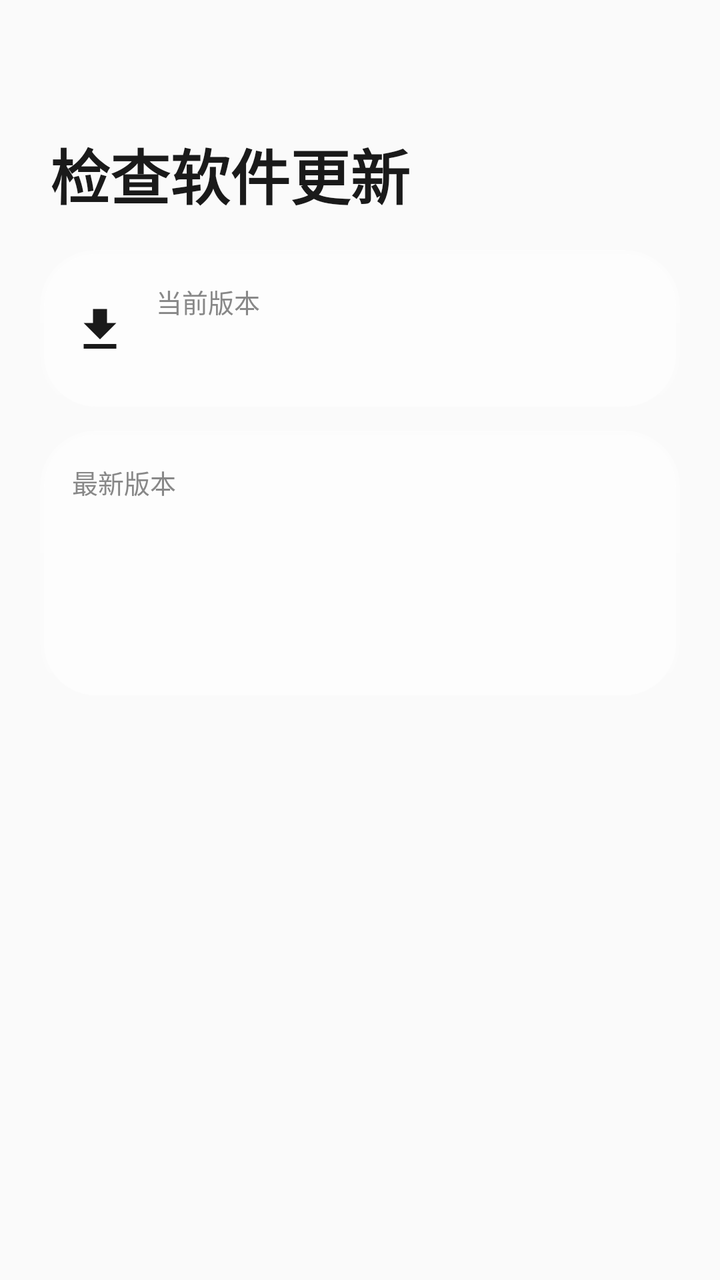
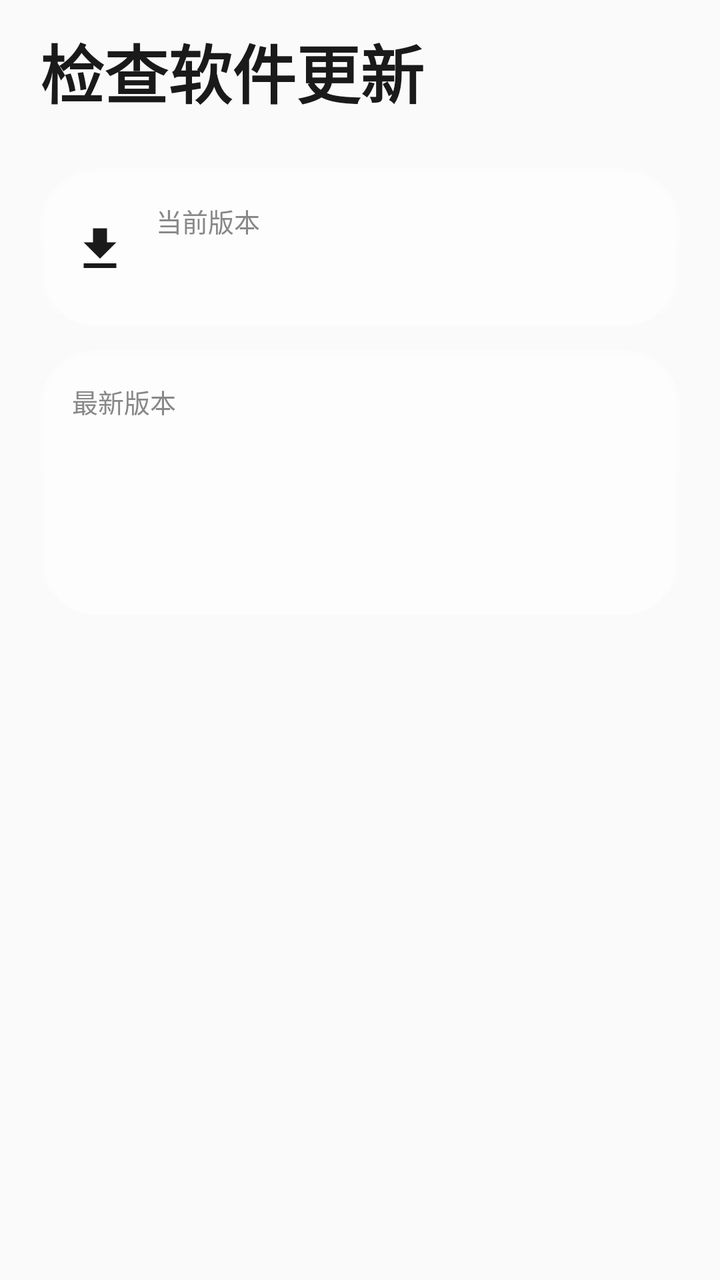

The first picture is an Android layout as it rendered before a commit; the second is the same layout after the commit. The layout source and the unified diff follow.
<!-- AndroidManifest.xml: activity theme Theme.AppCompat.Light.NoActionBar -->
<!-- res/layout/activity_check_update.xml -->
<?xml version="1.0" encoding="utf-8"?>
<FrameLayout xmlns:android="http://schemas.android.com/apk/res/android"
    xmlns:app="http://schemas.android.com/apk/res-auto"
    android:layout_width="match_parent"
    android:layout_height="match_parent"
    android:paddingTop="5dp">

    <ScrollView
        android:layout_width="match_parent"
        android:layout_height="match_parent"
        android:fillViewport="true"
        android:paddingBottom="90dp"
        android:scrollbars="none">

        <LinearLayout
            android:layout_width="match_parent"
            android:layout_height="wrap_content"
            android:layout_marginTop="100dp"
            android:orientation="vertical"
            android:padding="20dp">

            
            <LinearLayout
                android:layout_width="match_parent"
                android:layout_height="wrap_content"
                android:background="@drawable/card_background"
                android:clipToOutline="true"
                android:gravity="center_vertical"
                android:orientation="horizontal"
                android:padding="16dp"
                android:tag="blue_card">

                <ImageView
                    android:layout_width="28dp"
                    android:layout_height="28dp"
                    android:contentDescription="@null"
                    android:src="@drawable/ic_check_update"
                    app:tint="@color/text_primary" />

                <LinearLayout
                    android:layout_width="0dp"
                    android:layout_height="wrap_content"
                    android:layout_marginStart="14dp"
                    android:layout_weight="1"
                    android:orientation="vertical">

                    <TextView
                        android:layout_width="wrap_content"
                        android:layout_height="wrap_content"
                        android:text="当前版本"
                        android:textColor="@color/text_secondary"
                        android:textSize="13sp" />

                    <TextView
                        android:id="@+id/tv_current_version"
                        android:layout_width="wrap_content"
                        android:layout_height="wrap_content"
                        android:layout_marginTop="2dp"
                        android:textColor="@color/text_primary"
                        android:textSize="20sp"
                        android:textStyle="bold" />
                </LinearLayout>
            </LinearLayout>

            
            <LinearLayout
                android:layout_width="match_parent"
                android:layout_height="wrap_content"
                android:layout_marginTop="10dp"
                android:background="@drawable/card_background"
                android:clipToOutline="true"
                android:orientation="vertical"
                android:padding="16dp"
                android:tag="blue_card">

                <TextView
                    android:layout_width="wrap_content"
                    android:layout_height="wrap_content"
                    android:text="最新版本"
                    android:textColor="@color/text_secondary"
                    android:textSize="13sp" />

                <LinearLayout
                    android:layout_width="match_parent"
                    android:layout_height="wrap_content"
                    android:layout_marginTop="6dp"
                    android:gravity="center_vertical"
                    android:orientation="horizontal">

                    <TextView
                        android:id="@+id/tv_latest_version"
                        android:layout_width="wrap_content"
                        android:layout_height="wrap_content"
                        android:textColor="@color/text_primary"
                        android:textSize="20sp"
                        android:textStyle="bold" />

                    <ProgressBar
                        android:id="@+id/progress_bar"
                        android:layout_width="22dp"
                        android:layout_height="22dp"
                        android:layout_marginStart="10dp"
                        android:visibility="gone" />
                </LinearLayout>

                <TextView
                    android:id="@+id/tv_latest_time"
                    android:layout_width="wrap_content"
                    android:layout_height="wrap_content"
                    android:layout_marginTop="2dp"
                    android:textColor="@color/text_secondary"
                    android:textSize="13sp" />

                <TextView
                    android:id="@+id/tv_status_text"
                    android:layout_width="wrap_content"
                    android:layout_height="wrap_content"
                    android:layout_marginTop="10dp"
                    android:textColor="@color/text_primary"
                    android:textSize="15sp"
                    android:textStyle="bold" />

                <Button
                    android:id="@+id/btn_retry"
                    android:layout_width="wrap_content"
                    android:layout_height="40dp"
                    android:layout_marginTop="8dp"
                    android:background="@drawable/bg_btn_gray"
                    android:text="重试"
                    android:textColor="@color/text_primary"
                    android:textSize="14sp"
                    android:visibility="gone" />
            </LinearLayout>

            
            <LinearLayout
                android:id="@+id/update_info_card"
                android:layout_width="match_parent"
                android:layout_height="wrap_content"
                android:layout_marginTop="10dp"
                android:background="@drawable/card_background"
                android:clipToOutline="true"
                android:orientation="vertical"
                android:padding="16dp"
                android:tag="blue_card"
                android:visibility="gone">

                <TextView
                    android:layout_width="wrap_content"
                    android:layout_height="wrap_content"
                    android:text="更新内容"
                    android:textColor="@color/text_secondary"
                    android:textSize="13sp" />

                <TextView
                    android:id="@+id/tv_update_info"
                    android:layout_width="match_parent"
                    android:layout_height="wrap_content"
                    android:layout_marginTop="6dp"
                    android:lineSpacingExtra="3dp"
                    android:textColor="@color/text_primary"
                    android:textSize="14sp" />
            </LinearLayout>

        </LinearLayout>
    </ScrollView>

    
    <Button
        android:id="@+id/btn_download"
        android:layout_width="match_parent"
        android:layout_height="52dp"
        android:layout_gravity="bottom|center_horizontal"
        android:layout_margin="20dp"
        android:background="@drawable/bg_download_btn"
        android:text="下载更新"
        android:textColor="@android:color/white"
        android:textSize="16sp"
        android:textStyle="bold"
        android:visibility="gone" />

    
    <TextView
        android:layout_width="wrap_content"
        android:layout_height="wrap_content"
        android:layout_gravity="top|left"
        android:layout_marginLeft="25dp"
        android:layout_marginTop="60dp"
        android:text="检查软件更新"
        android:textColor="@color/text_primary"
        android:textSize="30sp"
        android:textStyle="bold" />

</FrameLayout>
<!-- resources referenced by this layout -->
<resources>
  <color name="text_primary">#1A1A1A</color>
  <color name="text_secondary">#888888</color>
  <!-- drawable bg_btn_gray (drawable) -->
  <?xml version="1.0" encoding="utf-8"?>
  <shape xmlns:android="http://schemas.android.com/apk/res/android"
      android:shape="rectangle">
      <corners android:radius="20dp" />
      <solid android:color="#E8EAED" />
  </shape>
  <!-- drawable bg_download_btn (drawable) -->
  <?xml version="1.0" encoding="utf-8"?>
  <shape xmlns:android="http://schemas.android.com/apk/res/android"
      android:shape="rectangle">
      <corners android:radius="26dp" />
      <solid android:color="@color/btn_silent" />
  </shape>
  <!-- drawable card_background (drawable) -->
  <?xml version="1.0" encoding="utf-8"?>
  <layer-list xmlns:android="http://schemas.android.com/apk/res/android">
  
      
      <item>
          <shape android:shape="rectangle">
              <corners android:radius="28dp"/>
              
              <gradient
                  android:angle="270"
                  android:startColor="#80FFFFFF"
                  android:endColor="#20FFFFFF"
                  android:type="linear"/>
          </shape>
      </item>
  
      
      
      <item
          android:bottom="2dp"
          android:left="2dp"
          android:right="2dp"
          android:top="2dp">
          <shape android:shape="rectangle">
              <corners android:radius="26dp"/>
              
              <solid android:color="@color/card_bg_blur"/>
          </shape>
      </item>
  
  </layer-list>
  <!-- drawable ic_check_update (drawable) -->
  <vector xmlns:android="http://schemas.android.com/apk/res/android"
      android:width="24dp"
      android:height="24dp"
      android:viewportWidth="24"
      android:viewportHeight="24">
      <path
          android:fillColor="#FF000000"
          android:pathData="M5,20h14v-2H5V20zM19,9h-4V3H9v6H5l7,7L19,9z" />
  </vector>
  <color name="btn_silent">#2288FF</color>
  <color name="card_bg_blur">#99FFFFFF</color>
</resources>

<!-- the commit's change to res/layout/activity_check_update.xml (unified diff, before → after) -->
@@ -3,192 +3,209 @@
     xmlns:app="http://schemas.android.com/apk/res-auto"
     android:layout_width="match_parent"
     android:layout_height="match_parent"
-    android:paddingTop="5dp">
-
-    <ScrollView
+    android:fitsSystemWindows="true">
+
+    <LinearLayout
         android:layout_width="match_parent"
         android:layout_height="match_parent"
-        android:fillViewport="true"
-        android:paddingBottom="90dp"
-        android:scrollbars="none">
-
+        android:orientation="vertical">
+
+        
         <LinearLayout
             android:layout_width="match_parent"
             android:layout_height="wrap_content"
-            android:layout_marginTop="100dp"
             android:orientation="vertical"
-            android:padding="20dp">
-
-            
+            android:paddingHorizontal="20dp"
+            android:paddingTop="12dp"
+            android:paddingBottom="6dp">
+
+            <TextView
+                android:layout_width="match_parent"
+                android:layout_height="wrap_content"
+                android:text="检查软件更新"
+                android:textColor="@color/text_primary"
+                android:textSize="32sp"
+                android:textStyle="bold" />
+        </LinearLayout>
+
+        <ScrollView
+            android:layout_width="match_parent"
+            android:layout_height="0dp"
+            android:layout_weight="1"
+            android:fillViewport="true"
+            android:scrollbars="none"
+            android:clipToPadding="false"
+            android:paddingBottom="120dp">
+
             <LinearLayout
                 android:layout_width="match_parent"
                 android:layout_height="wrap_content"
-                android:background="@drawable/card_background"
-                android:clipToOutline="true"
-                android:gravity="center_vertical"
-                android:orientation="horizontal"
-                android:padding="16dp"
-                android:tag="blue_card">
-
-                <ImageView
-                    android:layout_width="28dp"
-                    android:layout_height="28dp"
-                    android:contentDescription="@null"
-                    android:src="@drawable/ic_check_update"
-                    app:tint="@color/text_primary" />
-
-                <LinearLayout
-                    android:layout_width="0dp"
-                    android:layout_height="wrap_content"
-                    android:layout_marginStart="14dp"
-                    android:layout_weight="1"
-                    android:orientation="vertical">
-
-                    <TextView
-                        android:layout_width="wrap_content"
-                        android:layout_height="wrap_content"
-                        android:text="当前版本"
-                        android:textColor="@color/text_secondary"
-                        android:textSize="13sp" />
-
-                    <TextView
-                        android:id="@+id/tv_current_version"
-                        android:layout_width="wrap_content"
-                        android:layout_height="wrap_content"
-                        android:layout_marginTop="2dp"
-                        android:textColor="@color/text_primary"
-                        android:textSize="20sp"
-                        android:textStyle="bold" />
-                </LinearLayout>
-            </LinearLayout>
-
-            
-            <LinearLayout
-                android:layout_width="match_parent"
-                android:layout_height="wrap_content"
-                android:layout_marginTop="10dp"
-                android:background="@drawable/card_background"
-                android:clipToOutline="true"
                 android:orientation="vertical"
-                android:padding="16dp"
-                android:tag="blue_card">
-
-                <TextView
-                    android:layout_width="wrap_content"
-                    android:layout_height="wrap_content"
-                    android:text="最新版本"
-                    android:textColor="@color/text_secondary"
-                    android:textSize="13sp" />
-
+                android:padding="20dp">
+
+                
                 <LinearLayout
                     android:layout_width="match_parent"
                     android:layout_height="wrap_content"
-                    android:layout_marginTop="6dp"
+                    android:background="@drawable/card_background"
+                    android:clipToOutline="true"
                     android:gravity="center_vertical"
-                    android:orientation="horizontal">
-
-                    <TextView
-                        android:id="@+id/tv_latest_version"
-                        android:layout_width="wrap_content"
-                        android:layout_height="wrap_content"
+                    android:orientation="horizontal"
+                    android:padding="16dp"
+                    android:tag="blue_card">
+
+                    <ImageView
+                        android:layout_width="28dp"
+                        android:layout_height="28dp"
+                        android:contentDescription="@null"
+                        android:src="@drawable/ic_check_update"
+                        app:tint="@color/text_primary" />
+
+                    <LinearLayout
+                        android:layout_width="0dp"
+                        android:layout_height="wrap_content"
+                        android:layout_marginStart="14dp"
+                        android:layout_weight="1"
+                        android:orientation="vertical">
+
+                        <TextView
+                            android:layout_width="wrap_content"
+                            android:layout_height="wrap_content"
+                            android:text="当前版本"
+                            android:textColor="@color/text_secondary"
+                            android:textSize="13sp" />
+
+                        <TextView
+                            android:id="@+id/tv_current_version"
+                            android:layout_width="wrap_content"
+                            android:layout_height="wrap_content"
+                            android:layout_marginTop="2dp"
+                            android:textColor="@color/text_primary"
+                            android:textSize="20sp"
+                            android:textStyle="bold" />
+                    </LinearLayout>
+                </LinearLayout>
+
+                
+                <LinearLayout
+                    android:layout_width="match_parent"
+                    android:layout_height="wrap_content"
+                    android:layout_marginTop="10dp"
+                    android:background="@drawable/card_background"
+                    android:clipToOutline="true"
+                    android:orientation="vertical"
+                    android:padding="16dp"
+                    android:tag="blue_card">
+
+                    <TextView
+                        android:layout_width="wrap_content"
+                        android:layout_height="wrap_content"
+                        android:text="最新版本"
+                        android:textColor="@color/text_secondary"
+                        android:textSize="13sp" />
+
+                    <LinearLayout
+                        android:layout_width="match_parent"
+                        android:layout_height="wrap_content"
+                        android:layout_marginTop="6dp"
+                        android:gravity="center_vertical"
+                        android:orientation="horizontal">
+
+                        <TextView
+                            android:id="@+id/tv_latest_version"
+                            android:layout_width="wrap_content"
+                            android:layout_height="wrap_content"
+                            android:textColor="@color/text_primary"
+                            android:textSize="20sp"
+                            android:textStyle="bold" />
+
+                        <ProgressBar
+                            android:id="@+id/progress_bar"
+                            android:layout_width="22dp"
+                            android:layout_height="22dp"
+                            android:layout_marginStart="10dp"
+                            android:visibility="gone" />
+                    </LinearLayout>
+
+                    <TextView
+                        android:id="@+id/tv_latest_time"
+                        android:layout_width="wrap_content"
+                        android:layout_height="wrap_content"
+                        android:layout_marginTop="2dp"
+                        android:textColor="@color/text_secondary"
+                        android:textSize="13sp" />
+
+                    <TextView
+                        android:id="@+id/tv_status_text"
+                        android:layout_width="wrap_content"
+                        android:layout_height="wrap_content"
+                        android:layout_marginTop="10dp"
                         android:textColor="@color/text_primary"
-                        android:textSize="20sp"
+                        android:textSize="15sp"
                         android:textStyle="bold" />
 
-                    <ProgressBar
-                        android:id="@+id/progress_bar"
-                        android:layout_width="22dp"
-                        android:layout_height="22dp"
-                        android:layout_marginStart="10dp"
+                    <Button
+                        android:id="@+id/btn_retry"
+                        android:layout_width="wrap_content"
+                        android:layout_height="40dp"
+                        android:layout_marginTop="8dp"
+                        android:background="@drawable/bg_btn_gray"
+                        android:text="重试"
+                        android:textColor="@color/text_primary"
+                        android:textSize="14sp"
                         android:visibility="gone" />
                 </LinearLayout>
 
-                <TextView
-                    android:id="@+id/tv_latest_time"
-                    android:layout_width="wrap_content"
-                    android:layout_height="wrap_content"
-                    android:layout_marginTop="2dp"
-                    android:textColor="@color/text_secondary"
-                    android:textSize="13sp" />
-
-                <TextView
-                    android:id="@+id/tv_status_text"
-                    android:layout_width="wrap_content"
+                
+                <LinearLayout
+                    android:id="@+id/update_info_card"
+                    android:layout_width="match_parent"
                     android:layout_height="wrap_content"
                     android:layout_marginTop="10dp"
-                    android:textColor="@color/text_primary"
-                    android:textSize="15sp"
-                    android:textStyle="bold" />
-
-                <Button
-                    android:id="@+id/btn_retry"
-                    android:layout_width="wrap_content"
-                    android:layout_height="40dp"
-                    android:layout_marginTop="8dp"
-                    android:background="@drawable/bg_btn_gray"
-                    android:text="重试"
-                    android:textColor="@color/text_primary"
-                    android:textSize="14sp"
-                    android:visibility="gone" />
+                    android:background="@drawable/card_background"
+                    android:clipToOutline="true"
+                    android:orientation="vertical"
+                    android:padding="16dp"
+                    android:tag="blue_card"
+                    android:visibility="gone">
+
+                    <TextView
+                        android:id="@+id/tv_update_info_title"
+                        android:layout_width="wrap_content"
+                        android:layout_height="wrap_content"
+                        android:text="更新日志"
+                        android:textColor="@color/text_secondary"
+                        android:textSize="13sp" />
+
+                    <TextView
+                        android:id="@+id/tv_update_info"
+                        android:layout_width="match_parent"
+                        android:layout_height="wrap_content"
+                        android:layout_marginTop="6dp"
+                        android:lineSpacingExtra="3dp"
+                        android:textColor="@color/text_primary"
+                        android:textSize="14sp" />
+                </LinearLayout>
+
             </LinearLayout>
-
-            
-            <LinearLayout
-                android:id="@+id/update_info_card"
-                android:layout_width="match_parent"
-                android:layout_height="wrap_content"
-                android:layout_marginTop="10dp"
-                android:background="@drawable/card_background"
-                android:clipToOutline="true"
-                android:orientation="vertical"
-                android:padding="16dp"
-                android:tag="blue_card"
-                android:visibility="gone">
-
-                <TextView
-                    android:layout_width="wrap_content"
-                    android:layout_height="wrap_content"
-                    android:text="更新内容"
-                    android:textColor="@color/text_secondary"
-                    android:textSize="13sp" />
-
-                <TextView
-                    android:id="@+id/tv_update_info"
-                    android:layout_width="match_parent"
-                    android:layout_height="wrap_content"
-                    android:layout_marginTop="6dp"
-                    android:lineSpacingExtra="3dp"
-                    android:textColor="@color/text_primary"
-                    android:textSize="14sp" />
-            </LinearLayout>
-
-        </LinearLayout>
-    </ScrollView>
+        </ScrollView>
+    </LinearLayout>
 
     
     <Button
         android:id="@+id/btn_download"
-        android:layout_width="match_parent"
+        android:layout_width="wrap_content"
         android:layout_height="52dp"
         android:layout_gravity="bottom|center_horizontal"
-        android:layout_margin="20dp"
+        android:layout_margin="16dp"
         android:background="@drawable/bg_download_btn"
+        android:elevation="0dp"
+        android:stateListAnimator="@null"
+        android:paddingHorizontal="48dp"
         android:text="下载更新"
         android:textColor="@android:color/white"
         android:textSize="16sp"
         android:textStyle="bold"
         android:visibility="gone" />
 
-    
-    <TextView
-        android:layout_width="wrap_content"
-        android:layout_height="wrap_content"
-        android:layout_gravity="top|left"
-        android:layout_marginLeft="25dp"
-        android:layout_marginTop="60dp"
-        android:text="检查软件更新"
-        android:textColor="@color/text_primary"
-        android:textSize="30sp"
-        android:textStyle="bold" />
-
 </FrameLayout>
